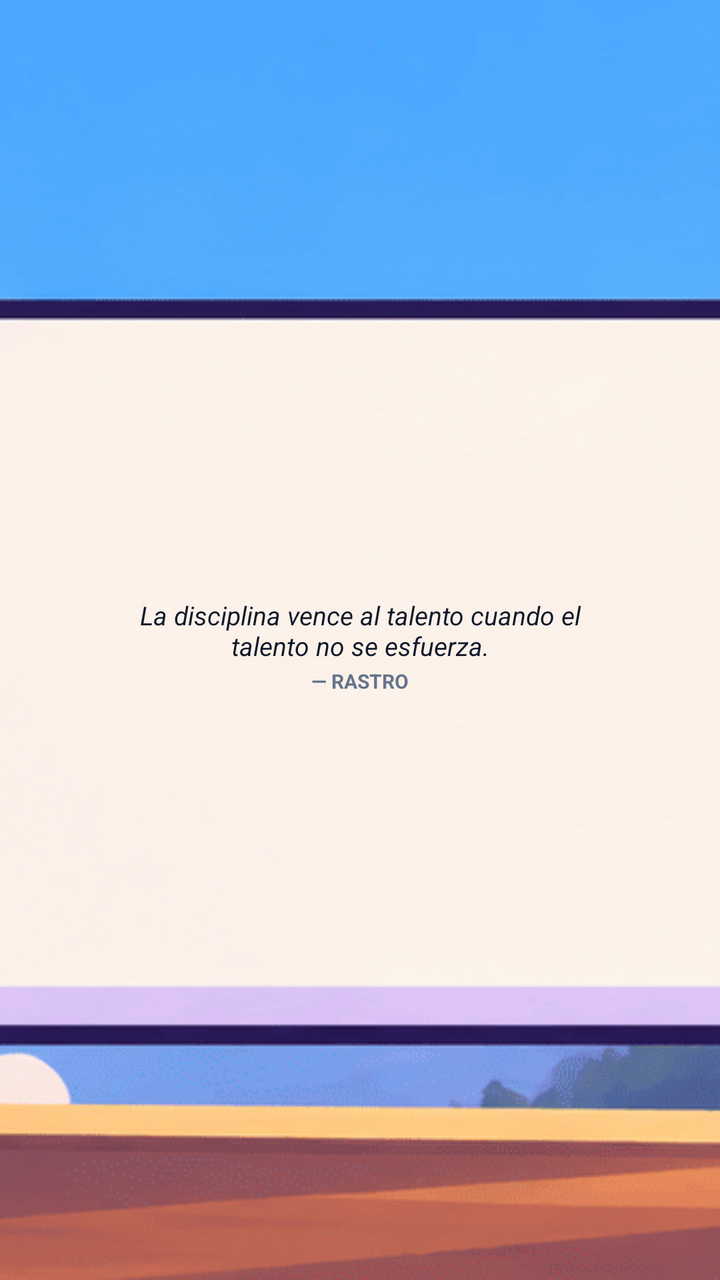
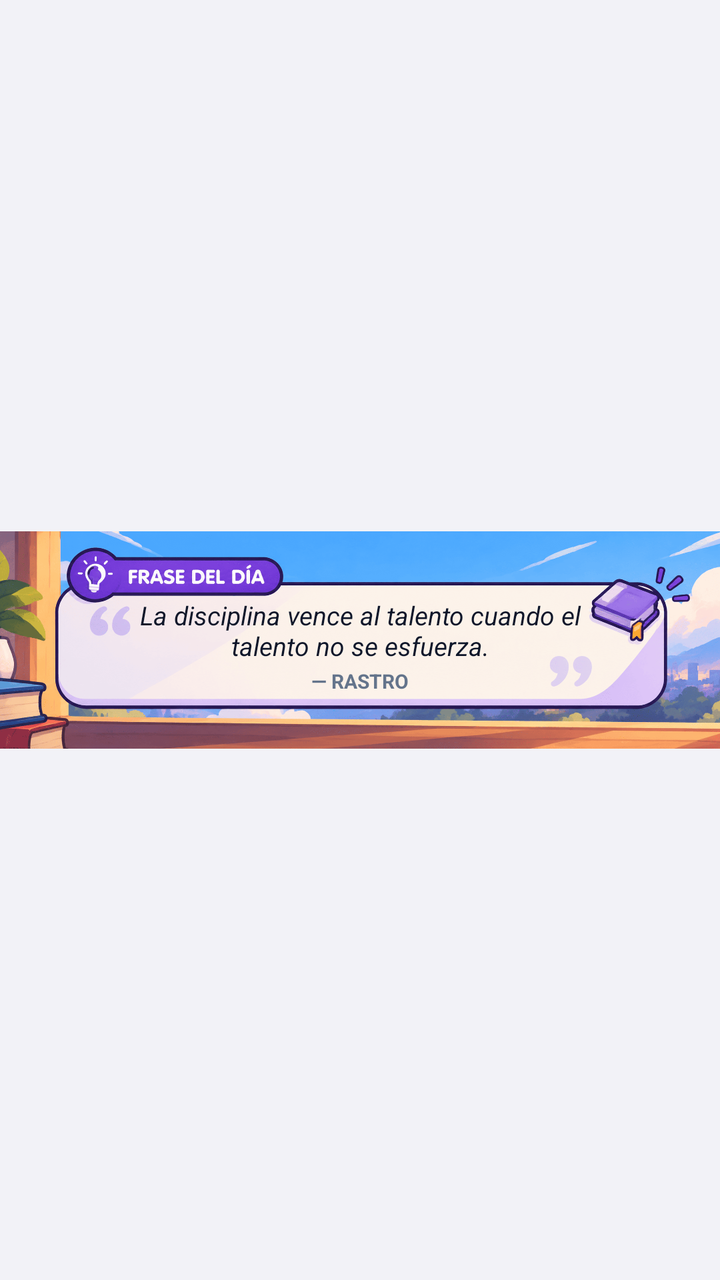

An Android layout rendered at two revisions. The XML below is the earlier revision; the diff shows what the commit changed to produce the second picture.
<!-- AndroidManifest.xml: application theme Theme.Rastro -->
<!-- res/layout/widget_motivacion.xml -->
<?xml version="1.0" encoding="utf-8"?>
<FrameLayout xmlns:android="http://schemas.android.com/apk/res/android"
    android:id="@+id/widget_motivacion_root"
    android:layout_width="match_parent"
    android:layout_height="match_parent">

    <ImageView
        android:layout_width="match_parent"
        android:layout_height="match_parent"
        android:src="@drawable/widget_bg_frase"
        android:scaleType="centerCrop"
        android:contentDescription="@string/app_name" />

    <LinearLayout
        android:layout_width="match_parent"
        android:layout_height="match_parent"
        android:orientation="vertical"
        android:gravity="center"
        android:paddingLeft="56dp"
        android:paddingRight="56dp"
        android:paddingTop="12dp"
        android:paddingBottom="6dp">

        <TextView
            android:id="@+id/widget_motivacion_quote"
            android:layout_width="wrap_content"
            android:layout_height="wrap_content"
            android:gravity="center"
            android:text="La disciplina vence al talento cuando el talento no se esfuerza."
            android:textColor="#0F172A"
            android:textSize="13sp"
            android:textStyle="italic"
            android:maxLines="4"
            android:ellipsize="end" />

        <TextView
            android:id="@+id/widget_motivacion_author"
            android:layout_width="wrap_content"
            android:layout_height="wrap_content"
            android:layout_marginTop="2dp"
            android:gravity="center"
            android:text="— RASTRO"
            android:textColor="#64748B"
            android:textSize="10sp"
            android:textStyle="bold"
            android:maxLines="1" />

    </LinearLayout>

</FrameLayout>
<!-- resources referenced by this layout -->
<resources>
  <!-- drawable widget_bg_frase: png bitmap (drawable-nodpi, 246841 bytes) -->
  <string name="app_name">RASTRO</string>
  <style name="Theme.Rastro" parent="android:Theme.Material.Light.NoActionBar">
          <item name="android:statusBarColor">#F2F2F7</item>
          <item name="android:navigationBarColor">#F2F2F7</item>
          <item name="android:windowLightStatusBar">true</item>
          <item name="android:windowLightNavigationBar">true</item>
          <item name="android:windowBackground">#F2F2F7</item>
      </style>
</resources>

<!-- the commit's change to res/layout/widget_motivacion.xml (unified diff, before → after) -->
@@ -1,50 +1,8 @@
 <?xml version="1.0" encoding="utf-8"?>
-<FrameLayout xmlns:android="http://schemas.android.com/apk/res/android"
-    android:id="@+id/widget_motivacion_root"
-    android:layout_width="match_parent"
-    android:layout_height="match_parent">
-
-    <ImageView
-        android:layout_width="match_parent"
-        android:layout_height="match_parent"
-        android:src="@drawable/widget_bg_frase"
-        android:scaleType="centerCrop"
-        android:contentDescription="@string/app_name" />
-
-    <LinearLayout
-        android:layout_width="match_parent"
-        android:layout_height="match_parent"
-        android:orientation="vertical"
-        android:gravity="center"
-        android:paddingLeft="56dp"
-        android:paddingRight="56dp"
-        android:paddingTop="12dp"
-        android:paddingBottom="6dp">
-
-        <TextView
-            android:id="@+id/widget_motivacion_quote"
-            android:layout_width="wrap_content"
-            android:layout_height="wrap_content"
-            android:gravity="center"
-            android:text="La disciplina vence al talento cuando el talento no se esfuerza."
-            android:textColor="#0F172A"
-            android:textSize="13sp"
-            android:textStyle="italic"
-            android:maxLines="4"
-            android:ellipsize="end" />
-
-        <TextView
-            android:id="@+id/widget_motivacion_author"
-            android:layout_width="wrap_content"
-            android:layout_height="wrap_content"
-            android:layout_marginTop="2dp"
-            android:gravity="center"
-            android:text="— RASTRO"
-            android:textColor="#64748B"
-            android:textSize="10sp"
-            android:textStyle="bold"
-            android:maxLines="1" />
-
+<FrameLayout xmlns:android="http://schemas.android.com/apk/res/android" android:id="@+id/widget_motivacion_root" android:layout_width="match_parent" android:layout_height="match_parent">
+    <ImageView android:layout_width="match_parent" android:layout_height="match_parent" android:src="@drawable/widget_bg_frase" android:scaleType="fitCenter" android:contentDescription="@string/app_name" android:id="@+id/widget_artwork" />
+    <LinearLayout android:layout_width="match_parent" android:layout_height="match_parent" android:orientation="vertical" android:gravity="center" android:paddingLeft="56dp" android:paddingRight="56dp" android:paddingTop="12dp" android:paddingBottom="6dp" android:id="@+id/widget_data_overlay">
+        <TextView android:id="@+id/widget_motivacion_quote" android:layout_width="wrap_content" android:layout_height="wrap_content" android:gravity="center" android:text="La disciplina vence al talento cuando el talento no se esfuerza." android:textColor="#0F172A" android:textSize="13sp" android:textStyle="italic" android:maxLines="4" android:ellipsize="end" />
+        <TextView android:id="@+id/widget_motivacion_author" android:layout_width="wrap_content" android:layout_height="wrap_content" android:layout_marginTop="2dp" android:gravity="center" android:text="— RASTRO" android:textColor="#64748B" android:textSize="10sp" android:textStyle="bold" android:maxLines="1" />
     </LinearLayout>
-
 </FrameLayout>
